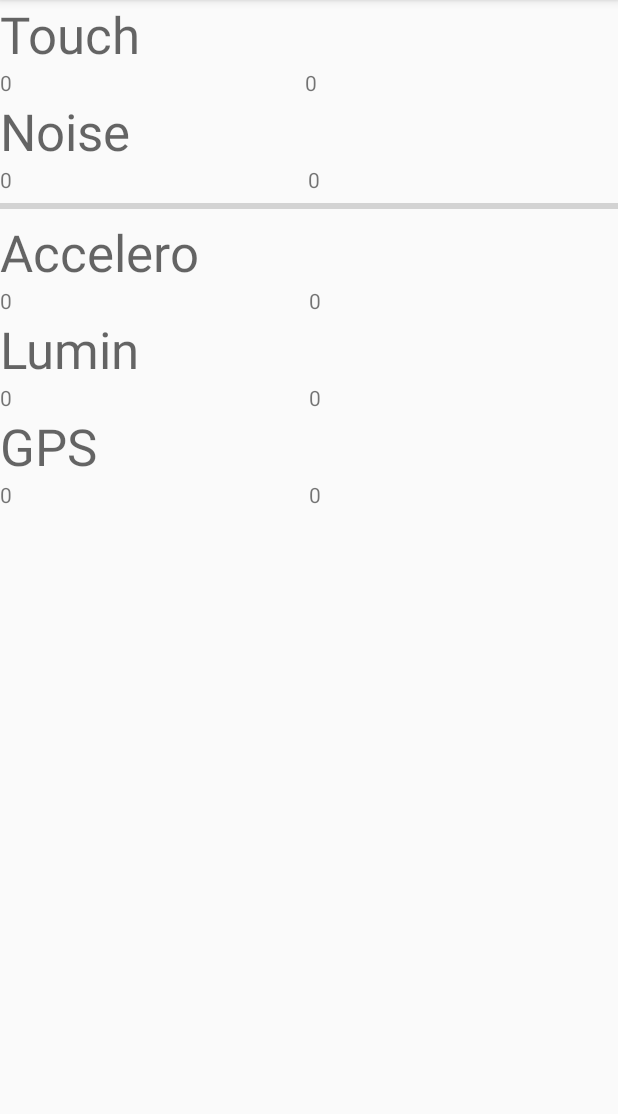
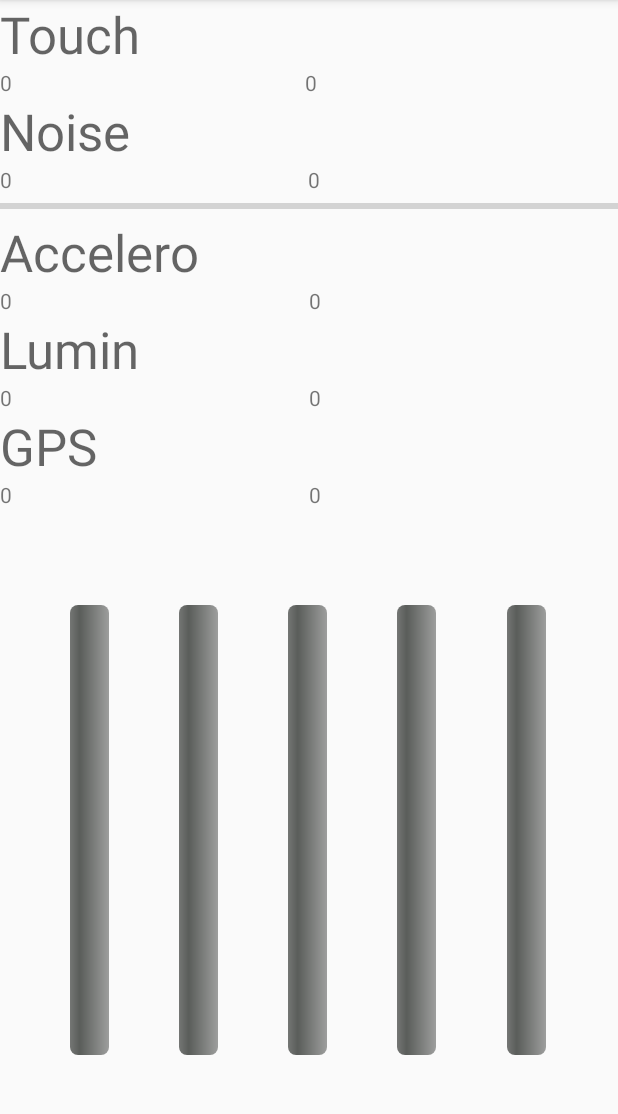
Before and after one commit to hugo-clems/android-mini-projet, an Android app: the screen it shows after launch (MainActivity), on a phone screen of 412 x 824 dp, the part 84-1198 px from its top. Run offline under Robolectric (Android 15) with nearby library versions, the phone set to English and light mode, and no system bars.

Commit message:
Ajout des 5 progress bars

```diff
--- a/app/src/main/java/hutoch/m2dl/miniprojet/MainActivity.java
+++ b/app/src/main/java/hutoch/m2dl/miniprojet/MainActivity.java
@@ -57,6 +57,11 @@ public class MainActivity extends AppCompatActivity implements View.OnTouchListe
     private TextView tvGpsAct;
     private TextView tvGpsMax;
     private ProgressBar pbNoise;
+    private ProgressBar progressBarNoise;
+    private ProgressBar progressBarTouch;
+    private ProgressBar progressBarAccelero;
+    private ProgressBar progressBarLumin;
+    private ProgressBar progressBarGPS;
 
     /* *** Valeurs *** */
     private List<Float> touchData;
@@ -98,6 +103,11 @@ public class MainActivity extends AppCompatActivity implements View.OnTouchListe
         tvGpsAct = findViewById(R.id.tvGpsAct);
         tvGpsMax = findViewById(R.id.tvGpsMax);
         pbNoise = findViewById(R.id.pbNoise);
+        progressBarNoise = findViewById(R.id.vertical_progressbar01);
+        progressBarTouch = findViewById(R.id.vertical_progressbar02);
+        progressBarAccelero = findViewById(R.id.vertical_progressbar03);
+        progressBarLumin = findViewById(R.id.vertical_progressbar04);
+        progressBarGPS = findViewById(R.id.vertical_progressbar05);
 
         // Initialisation des élements
         tvTouchAct.setText("0");
@@ -174,6 +184,7 @@ public class MainActivity extends AppCompatActivity implements View.OnTouchListe
     @Override
     public boolean onTouch(View v, MotionEvent event) {
         Float posy = event.getY();
+        progressBarTouch.setProgress(posy.intValue());
 
         if (Math.abs(posy - touchAct) > DELTA_TOUCH) {
             touchAct = posy;
@@ -182,6 +193,7 @@ public class MainActivity extends AppCompatActivity implements View.OnTouchListe
             if (posy > touchMax) {
                 touchMax = posy;
                 tvTouchMax.setText("Valeur max : " + touchMax);
+                progressBarTouch.setMax(touchMax.intValue());
             }
 
             touchData.add(touchAct);
@@ -240,6 +252,7 @@ public class MainActivity extends AppCompatActivity implements View.OnTouchListe
      * @param signalEMA niveau sonore en décibels.
      */
     private void updateDisplayNoise(int signalEMA) {
+        progressBarNoise.setProgress(signalEMA);
         if (Math.abs(signalEMA - noiseAct) > DELTA_NOISE) {
             noiseAct = signalEMA;
             pbNoise.setProgress(noiseAct);
@@ -248,6 +261,7 @@ public class MainActivity extends AppCompatActivity implements View.OnTouchListe
             if (noiseAct > noiseMax) {
                 noiseMax = noiseAct;
                 tvNoiseMax.setText("Valeur max : " + noiseMax + "dB");
+                progressBarNoise.setMax(noiseMax);
             }
         }
     }
@@ -263,6 +277,7 @@ public class MainActivity extends AppCompatActivity implements View.OnTouchListe
         synchronized (this) {
             if (sensor == Sensor.TYPE_LIGHT) {
                 Float lightSensor = event.values[0];
+                progressBarLumin.setProgress(lightSensor.intValue());
 
                 if(Math.abs(lightSensor - luminAct) > DELTA_LUMIN) {
                     luminAct = lightSensor;
@@ -271,12 +286,14 @@ public class MainActivity extends AppCompatActivity implements View.OnTouchListe
                     if (lightSensor > luminMax) {
                         luminMax = lightSensor;
                         tvLuminMax.setText("Valeur max : " + luminMax);
+                        progressBarLumin.setMax(luminMax.intValue());
                     }
 
                     luminData.add(luminAct);
                 }
             } else if (sensor == Sensor.TYPE_MAGNETIC_FIELD) {
                 Float gpsSensor = Math.abs(event.values[0]);
+                progressBarGPS.setProgress(gpsSensor.intValue());
 
                 if (Math.abs(gpsSensor - gpsAct) > DELTA_GPS) {
                     gpsAct = gpsSensor;
@@ -285,6 +302,7 @@ public class MainActivity extends AppCompatActivity implements View.OnTouchListe
                     if (gpsSensor > gpsMax) {
                         gpsMax = gpsSensor;
                         tvGpsMax.setText("Valeur max : " + gpsMax);
+                        progressBarGPS.setMax(gpsMax.intValue());
                     }
 
                     gpdData.add(gpsAct);
@@ -293,7 +311,8 @@ public class MainActivity extends AppCompatActivity implements View.OnTouchListe
         }
 
         if (mySensor.getType() == Sensor.TYPE_ACCELEROMETER) {
-            float z = Math.abs(event.values[2]);
+            Float z = Math.abs(event.values[2]);
+            progressBarAccelero.setProgress(z.intValue());
 
             if (Math.abs(z - acceleroAct) > DELTA_ACCELERO) {
                 acceleroAct = z;
@@ -302,6 +321,7 @@ public class MainActivity extends AppCompatActivity implements View.OnTouchListe
                 if (acceleroAct > acceleroMax) {
                     acceleroMax = acceleroAct;
                     tvAcceleroMax.setText("Valeur max : " + acceleroMax);
+                    progressBarAccelero.setMax(acceleroMax.intValue());
                 }
 
                 acceleroData.add(acceleroAct);
--- /dev/null
+++ b/app/src/main/res/drawable/vertical_progress_bar.xml
@@ -0,0 +1,43 @@
+<?xml version="1.0" encoding="utf-8"?>
+<layer-list xmlns:android="http://schemas.android.com/apk/res/android">
+    <item android:id="@android:id/background">
+        <shape>
+            <corners android:radius="5dip" />
+            <gradient
+                android:startColor="#ff9d9e9d"
+                android:centerColor="#ff5a5d5a"
+                android:centerY="0.75"
+                android:endColor="#ff747674"
+                android:angle="180"
+                />
+        </shape>
+    </item>
+    <item android:id="@android:id/secondaryProgress">
+        <clip android:clipOrientation="vertical" android:gravity="bottom">
+            <shape>
+                <corners android:radius="5dip" />
+                <gradient
+                    android:startColor="#80ffd300"
+                    android:centerColor="#80ffb600"
+                    android:centerY="0.75"
+                    android:endColor="#a0ffcb00"
+                    android:angle="180"
+                    />
+            </shape>
+        </clip>
+    </item>
+    <item android:id="@android:id/progress">
+        <clip android:clipOrientation="vertical" android:gravity="bottom">
+            <shape>
+                <corners android:radius="5dip" />
+                <gradient
+                    android:startColor="#ffffd300"
+                    android:centerColor="#ffffb600"
+                    android:centerY="0.75"
+                    android:endColor="#ffffcb00"
+                    android:angle="180"
+                    />
+            </shape>
+        </clip>
+    </item>
+</layer-list>
--- a/app/src/main/res/layout/activity_main.xml
+++ b/app/src/main/res/layout/activity_main.xml
@@ -132,7 +132,7 @@
 
         <LinearLayout
             android:layout_width="match_parent"
-            android:layout_height="match_parent"
+            android:layout_height="wrap_content"
             android:orientation="horizontal">
 
             <TextView
@@ -150,5 +150,88 @@
                 android:text="TextView" />
         </LinearLayout>
 
+        <Space
+            android:layout_width="wrap_content"
+            android:layout_height="wrap_content"
+            android:layout_weight="0.1" />
+
+        <LinearLayout
+            android:id="@+id/LinearLayout01"
+            android:layout_width="match_parent"
+            android:layout_height="wrap_content"
+            android:layout_alignParentBottom="true">
+
+            <Space
+                android:layout_width="wrap_content"
+                android:layout_height="wrap_content"
+                android:layout_weight="1" />
+
+            <ProgressBar
+                android:id="@+id/vertical_progressbar01"
+                style="@style/Widget.ProgressBar.Vertical"
+                android:layout_width="12dip"
+                android:layout_height="300dip"
+                android:layout_weight="0.3" />
+
+            <Space
+                android:layout_width="wrap_content"
+                android:layout_height="wrap_content"
+                android:layout_weight="1" />
+
+            <ProgressBar
+                android:id="@+id/vertical_progressbar02"
+                style="@style/Widget.ProgressBar.Vertical"
+                android:layout_width="12dip"
+                android:layout_height="300dip"
+                android:layout_weight="0.3" />
+
+            <Space
+                android:layout_width="wrap_content"
+                android:layout_height="wrap_content"
+                android:layout_weight="1" />
+
+            <ProgressBar
+                android:id="@+id/vertical_progressbar03"
+                style="@style/Widget.ProgressBar.Vertical"
+                android:layout_width="12dip"
+                android:layout_height="300dip"
+                android:layout_weight="0.3" />
+
+            <Space
+                android:layout_width="wrap_content"
+                android:layout_height="wrap_content"
+                android:layout_weight="1" />
+
+            <ProgressBar
+                android:id="@+id/vertical_progressbar04"
+                style="@style/Widget.ProgressBar.Vertical"
+                android:layout_width="12dip"
+                android:layout_height="300dip"
+                android:layout_weight="0.3" />
+
+            <Space
+                android:layout_width="wrap_content"
+                android:layout_height="wrap_content"
+                android:layout_weight="1" />
+
+            <ProgressBar
+                android:id="@+id/vertical_progressbar05"
+                style="@style/Widget.ProgressBar.Vertical"
+                android:layout_width="12dip"
+                android:layout_height="300dip"
+                android:layout_weight="0.3" />
+
+            <Space
+                android:layout_width="wrap_content"
+                android:layout_height="wrap_content"
+                android:layout_weight="1" />
+
+        </LinearLayout>
+
+        <Space
+            android:layout_width="wrap_content"
+            android:layout_height="wrap_content"
+            android:layout_weight="0.1" />
+
     </LinearLayout>
 </android.support.constraint.ConstraintLayout>
--- a/app/src/main/res/values/styles.xml
+++ b/app/src/main/res/values/styles.xml
@@ -8,4 +8,22 @@
         <item name="colorAccent">@color/colorAccent</item>
     </style>
 
+    <style name="Widget">
+    </style>
+    <style name="Widget.ProgressBar">
+        <item name="android:indeterminateOnly">true</item>
+        <item name="android:indeterminateBehavior">repeat</item>
+        <item name="android:indeterminateDuration">3500</item>
+        <item name="android:minWidth">48dip</item>
+        <item name="android:maxWidth">48dip</item>
+        <item name="android:minHeight">48dip</item>
+        <item name="android:maxHeight">48dip</item>
+    </style>
+    <style name="Widget.ProgressBar.Vertical">
+        <item name="android:indeterminateOnly">false</item>
+        <item name="android:progressDrawable">@drawable/vertical_progress_bar</item>
+        <item name="android:indeterminateDrawable">@android:drawable/progress_indeterminate_horizontal</item>
+        <item name="android:minWidth">1dip</item>
+        <item name="android:maxWidth">12dip</item>
+    </style>
 </resources>
```
